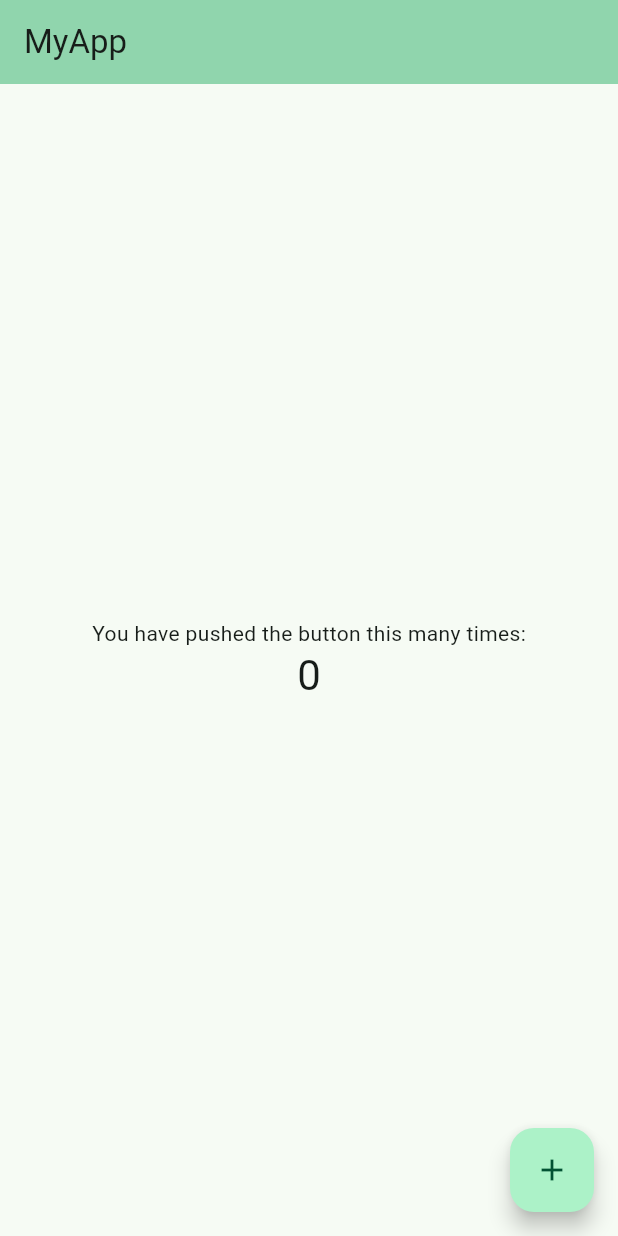
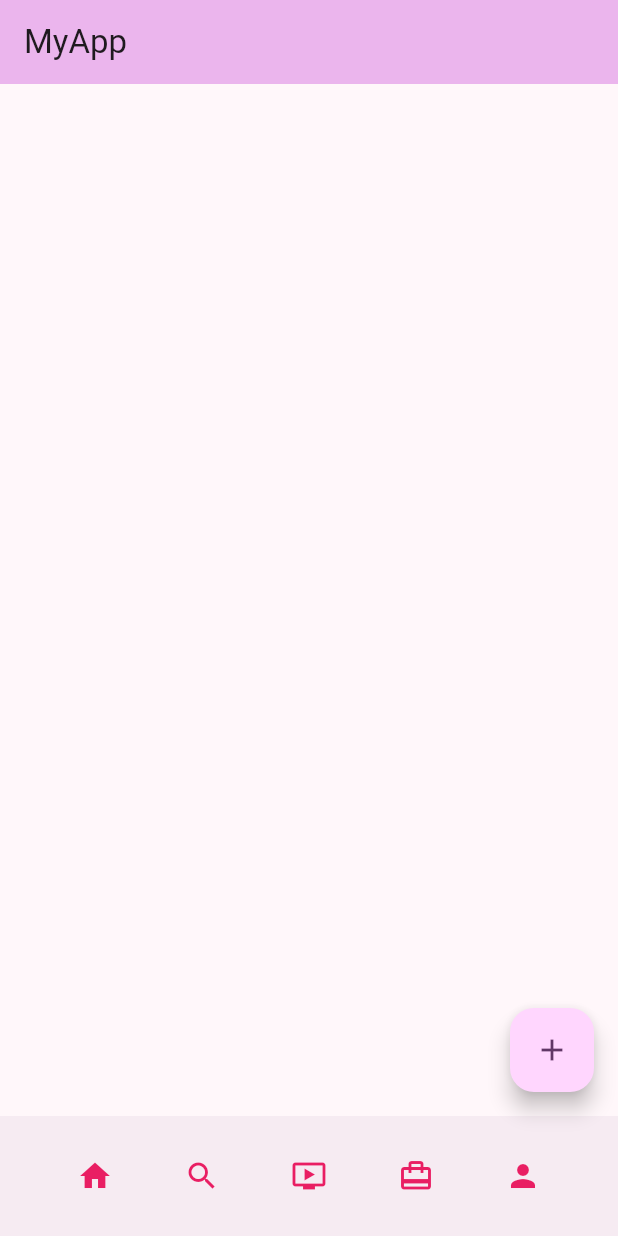
Before and after one commit to LaTechBen/Capstone, a Flutter app: the screen it shows after launch, on a phone screen of 412 x 824 dp. Run offline on Flutter 3.47's test engine with Material 3 defaults, Android fonts, the phone set to English and light mode, and no system bars.

Commit message:
added navigation bar at the bottom and created a new homepage dart file and an images folder

```diff
--- /dev/null
+++ b/accentuate/lib/home_page.dart
@@ -0,0 +1,15 @@
+import 'package:flutter/material.dart';
+
+class HomePage extends StatefulWidget {
+  @override
+  _HomePageState createState() => _HomePageState();
+}
+
+class _HomePageState extends State<HomePage> {
+  @override
+  Widget build(BuildContext context) {
+    return Scaffold(
+      appBar: AppBar(),
+    );
+  }
+}
--- a/accentuate/lib/main.dart
+++ b/accentuate/lib/main.dart
@@ -1,4 +1,5 @@
 import 'package:flutter/material.dart';
+import 'home_page.dart';
 
 void main() {
   runApp(const MyApp());
@@ -28,7 +29,8 @@ class MyApp extends StatelessWidget {
         //
         // This works for code too, not just values: Most code changes can be
         // tested with just a hot reload.
-        colorScheme: ColorScheme.fromSeed(seedColor: Colors.greenAccent),
+        iconTheme: IconThemeData(color: Colors.pink),
+        colorScheme: ColorScheme.fromSeed(seedColor: Colors.purpleAccent),
         useMaterial3: true,
       ),
       home: const MyHomePage(title: 'MyApp'),
@@ -77,6 +79,7 @@ class _MyHomePageState extends State<MyHomePage> {
     // fast, so that you can just rebuild anything that needs updating rather
     // than having to individually change instances of widgets.
     return Scaffold(
+      body: HomePage(),
       appBar: AppBar(
         // TRY THIS: Try changing the color here to a specific color (to
         // Colors.amber, perhaps?) and trigger a hot reload to see the AppBar
@@ -86,6 +89,7 @@ class _MyHomePageState extends State<MyHomePage> {
         // the App.build method, and use it to set our appbar title.
         title: Text(widget.title),
       ),
+      /**
       body: Center(
         // Center is a layout widget. It takes a single child and positions it
         // in the middle of the parent.
@@ -115,11 +119,53 @@ class _MyHomePageState extends State<MyHomePage> {
           ],
         ),
       ),
+      **/
       floatingActionButton: FloatingActionButton(
         onPressed: _incrementCounter,
         tooltip: 'Increment',
         child: const Icon(Icons.add),
       ), // This trailing comma makes auto-formatting nicer for build methods.
+      bottomNavigationBar: BottomAppBar(
+          child: Row(
+        children: [
+          const Spacer(),
+          IconButton(
+            onPressed: () {},
+            icon: const Icon(
+              Icons.home,
+            ),
+          ),
+          const Spacer(),
+          IconButton(
+            onPressed: () {},
+            icon: const Icon(
+              Icons.search,
+            ),
+          ),
+          const Spacer(),
+          IconButton(
+            onPressed: () {},
+            icon: const Icon(
+              Icons.ondemand_video,
+            ),
+          ),
+          const Spacer(),
+          IconButton(
+            onPressed: () {},
+            icon: const Icon(
+              Icons.card_travel,
+            ),
+          ),
+          const Spacer(),
+          IconButton(
+            onPressed: () {},
+            icon: const Icon(
+              Icons.person,
+            ),
+          ),
+          const Spacer(),
+        ],
+      )),
     );
   }
 }
```
Also changed, not shown: accentuate/images/logo.png (added), 1 other file.
